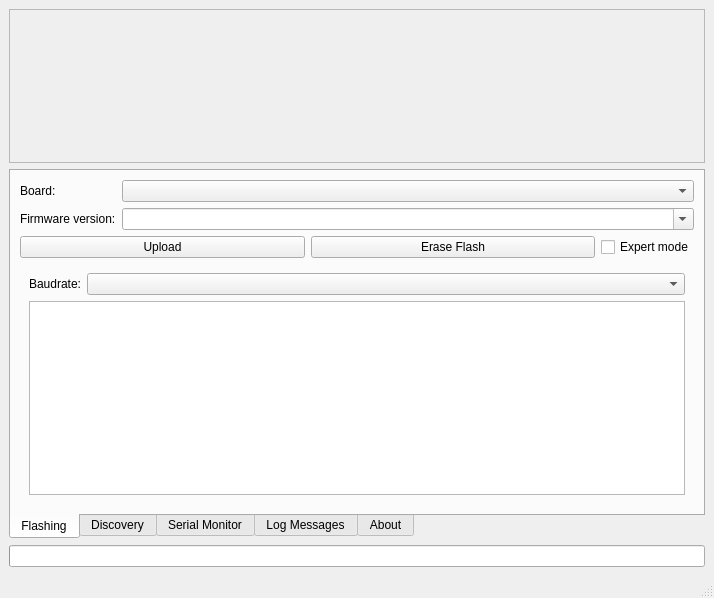
littleyoda/littleyoda-DCC-Decoder-Flasher, file gui/mainwindow.ui: the form before one commit.
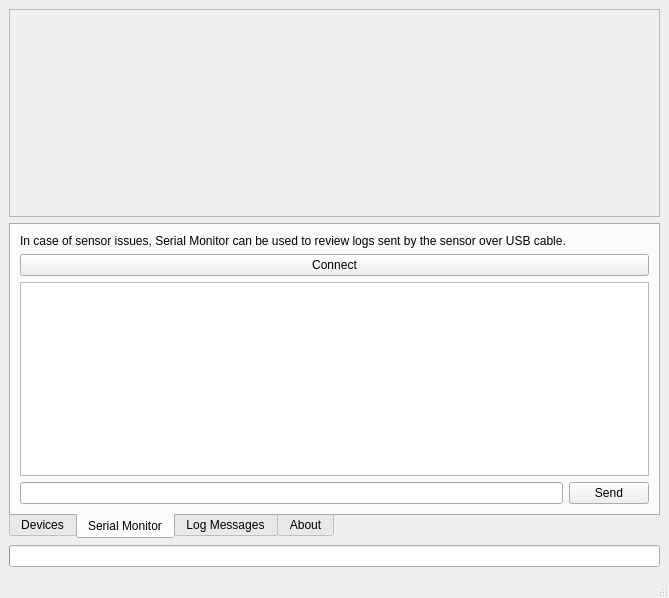
The form after the commit. The open tabs and pages were chosen to show the change. Icons and pictures are not drawn.

Commit message: [Gui] Verbesserte Anzeige der gefundenen Geräte [Intern] Auf JSON umgestellt [Impl] USB und Remote in einem Dialog zusammengeführt

Patch:
```diff
--- a/gui/mainwindow.ui
+++ b/gui/mainwindow.ui
@@ -6,7 +6,7 @@
    <rect>
     <x>0</x>
     <y>0</y>
-    <width>714</width>
+    <width>669</width>
     <height>598</height>
    </rect>
   </property>
@@ -83,138 +83,9 @@
       <property name="currentIndex">
        <number>1</number>
       </property>
-      <widget class="QWidget" name="programmingTab">
-       <property name="sizePolicy">
-        <sizepolicy hsizetype="Preferred" vsizetype="Fixed">
-         <horstretch>0</horstretch>
-         <verstretch>0</verstretch>
-        </sizepolicy>
-       </property>
-       <attribute name="title">
-        <string>Flashing</string>
-       </attribute>
-       <layout class="QGridLayout" name="gridLayout_2" rowstretch="0,0,0,0,0,0,0,1">
-        <item row="3" column="0">
-         <widget class="QLabel" name="label_2">
-          <property name="text">
-           <string>Firmware version:</string>
-          </property>
-         </widget>
-        </item>
-        <item row="3" column="1">
-         <widget class="QComboBox" name="versionBox">
-          <property name="sizePolicy">
-           <sizepolicy hsizetype="MinimumExpanding" vsizetype="Fixed">
-            <horstretch>0</horstretch>
-            <verstretch>0</verstretch>
-           </sizepolicy>
-          </property>
-          <property name="editable">
-           <bool>true</bool>
-          </property>
-         </widget>
-        </item>
-        <item row="6" column="0" colspan="2">
-         <layout class="QHBoxLayout" name="horizontalLayout">
-          <item>
-           <widget class="QPushButton" name="uploadButton">
-            <property name="sizePolicy">
-             <sizepolicy hsizetype="Expanding" vsizetype="Fixed">
-              <horstretch>0</horstretch>
-              <verstretch>0</verstretch>
-             </sizepolicy>
-            </property>
-            <property name="text">
-             <string>Upload</string>
-            </property>
-           </widget>
-          </item>
-          <item>
-           <widget class="QPushButton" name="eraseButton">
-            <property name="sizePolicy">
-             <sizepolicy hsizetype="Expanding" vsizetype="Fixed">
-              <horstretch>0</horstretch>
-              <verstretch>0</verstretch>
-             </sizepolicy>
-            </property>
-            <property name="text">
-             <string>Erase Flash</string>
-            </property>
-           </widget>
-          </item>
-          <item>
-           <widget class="QCheckBox" name="expertModeBox">
-            <property name="text">
-             <string>Expert mode</string>
-            </property>
-            <property name="checkable">
-             <bool>true</bool>
-            </property>
-           </widget>
-          </item>
-         </layout>
-        </item>
-        <item row="0" column="1">
-         <widget class="QComboBox" name="boardBox">
-          <property name="sizePolicy">
-           <sizepolicy hsizetype="MinimumExpanding" vsizetype="Fixed">
-            <horstretch>0</horstretch>
-            <verstretch>0</verstretch>
-           </sizepolicy>
-          </property>
-         </widget>
-        </item>
-        <item row="0" column="0">
-         <widget class="QLabel" name="label">
-          <property name="text">
-           <string>Board:</string>
-          </property>
-         </widget>
-        </item>
-        <item row="7" column="0" colspan="2">
-         <widget class="QWidget" name="expertForm" native="true">
-          <property name="sizePolicy">
-           <sizepolicy hsizetype="Preferred" vsizetype="Expanding">
-            <horstretch>0</horstretch>
-            <verstretch>0</verstretch>
-           </sizepolicy>
-          </property>
-          <layout class="QFormLayout" name="formLayout_2">
-           <item row="0" column="0">
-            <widget class="QLabel" name="label_3">
-             <property name="text">
-              <string>Baudrate:</string>
-             </property>
-            </widget>
-           </item>
-           <item row="0" column="1">
-            <widget class="QComboBox" name="comboBox">
-             <property name="sizePolicy">
-              <sizepolicy hsizetype="Expanding" vsizetype="Minimum">
-               <horstretch>0</horstretch>
-               <verstretch>0</verstretch>
-              </sizepolicy>
-             </property>
-            </widget>
-           </item>
-           <item row="1" column="0" colspan="2">
-            <widget class="QTextBrowser" name="textBrowser">
-             <property name="sizePolicy">
-              <sizepolicy hsizetype="Expanding" vsizetype="Expanding">
-               <horstretch>0</horstretch>
-               <verstretch>1</verstretch>
-              </sizepolicy>
-             </property>
-            </widget>
-           </item>
-          </layout>
-         </widget>
-        </item>
-       </layout>
-      </widget>
       <widget class="QWidget" name="discoveryTab">
        <attribute name="title">
-        <string>Discovery</string>
+        <string>Devices</string>
        </attribute>
        <layout class="QGridLayout" name="gridLayout">
         <item row="3" column="0" colspan="2">
@@ -275,6 +146,37 @@
          </widget>
         </item>
         <item row="6" column="0" colspan="2">
+         <layout class="QHBoxLayout" name="horizontalLayout_2">
+          <item>
+           <widget class="QComboBox" name="versionBox">
+            <property name="sizePolicy">
+             <sizepolicy hsizetype="MinimumExpanding" vsizetype="Fixed">
+              <horstretch>0</horstretch>
+              <verstretch>0</verstretch>
+             </sizepolicy>
+            </property>
+            <property name="editable">
+             <bool>true</bool>
+            </property>
+           </widget>
+          </item>
+          <item>
+           <widget class="QPushButton" name="fileopenButton">
+            <property name="text">
+             <string/>
+            </property>
+           </widget>
+          </item>
+          <item>
+           <widget class="QPushButton" name="flashButton">
+            <property name="text">
+             <string>Upload</string>
+            </property>
+           </widget>
+          </item>
+         </layout>
+        </item>
+        <item row="5" column="0" colspan="2">
          <layout class="QHBoxLayout" name="horizontalLayout">
           <item>
            <widget class="QPushButton" name="discoveryBrowser">
@@ -338,7 +240,11 @@
        </attribute>
        <layout class="QGridLayout" name="gridLayout_4">
         <item row="2" column="0">
-         <widget class="QTextEdit" name="serialTextEdit"/>
+         <widget class="QTextEdit" name="serialTextEdit">
+          <property name="readOnly">
+           <bool>true</bool>
+          </property>
+         </widget>
         </item>
         <item row="0" column="0">
          <widget class="QLabel" name="label_9">
```
Left out of the diff: 64 changed lines with no effect on the pictures. The commit also changes 4 other files.
